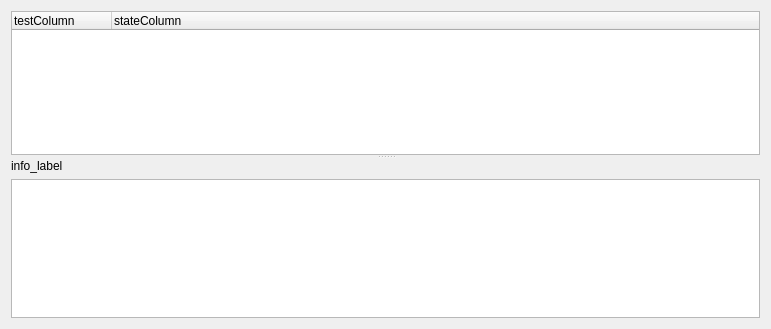
This is src/plugins/test_runner/src/ui/TestView.ui in violethaze74/ugene as Qt 5 draws it before an edit. The edited form follows.
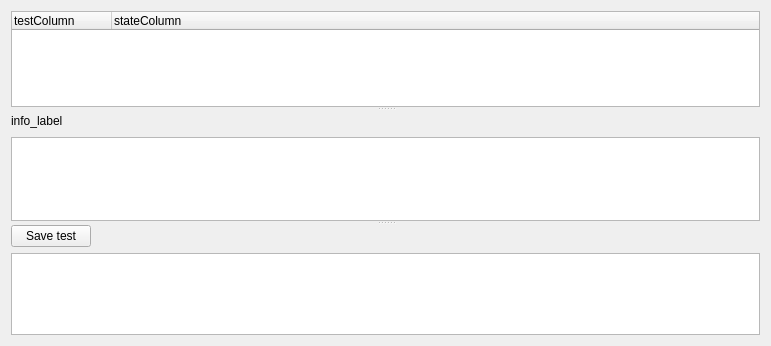
This is the edited form.

Diff of the .ui file:
```diff
--- a/src/plugins/test_runner/src/ui/TestView.ui
+++ b/src/plugins/test_runner/src/ui/TestView.ui
@@ -1,21 +1,21 @@
 <ui version="4.0" >
  <class>TestView</class>
- <widget class="QWidget" name="TestView" >
-  <property name="geometry" >
+ <widget class="QWidget" name="TestView">
+  <property name="geometry">
    <rect>
     <x>0</x>
     <y>0</y>
     <width>771</width>
-    <height>329</height>
+    <height>346</height>
    </rect>
   </property>
   <property name="windowTitle" >
    <string>utf_view_title</string>
   </property>
-  <layout class="QVBoxLayout" name="verticalLayout_2" >
+  <layout class="QVBoxLayout" name="verticalLayout_3">
    <item>
-    <widget class="QSplitter" name="splitter" >
-     <property name="orientation" >
+    <widget class="QSplitter" name="splitter">
+     <property name="orientation">
       <enum>Qt::Vertical</enum>
      </property>
      <property name="childrenCollapsible" >
@@ -33,17 +33,63 @@
        </property>
       </column>
      </widget>
-     <widget class="QWidget" name="layoutWidget" >
-      <layout class="QVBoxLayout" name="verticalLayout" >
+     <widget class="QWidget" name="layoutWidget">
+      <layout class="QVBoxLayout" name="verticalLayout_2">
        <item>
-        <widget class="QLabel" name="label" >
-         <property name="text" >
-          <string>info_label</string>
+        <layout class="QHBoxLayout" name="horizontalLayout">
+         <item>
+          <widget class="QLabel" name="label">
+           <property name="enabled">
+            <bool>true</bool>
+           </property>
+           <property name="sizePolicy">
+            <sizepolicy hsizetype="Preferred" vsizetype="Preferred">
+             <horstretch>0</horstretch>
+             <verstretch>0</verstretch>
+            </sizepolicy>
+           </property>
+           <property name="text">
+            <string>info_label</string>
+           </property>
+          </widget>
+         </item>
+         <item>
+          <spacer name="horizontalSpacer">
+           <property name="orientation">
+            <enum>Qt::Horizontal</enum>
+           </property>
+           <property name="sizeHint" stdset="0">
+            <size>
+             <width>40</width>
+             <height>20</height>
+            </size>
+           </property>
+          </spacer>
+         </item>
+        </layout>
+       </item>
+       <item>
+        <widget class="QTextEdit" name="contextInfoEdit"/>
+       </item>
+      </layout>
+     </widget>
+     <widget class="QWidget" name="layoutWidget">
+      <layout class="QVBoxLayout" name="verticalLayout">
+       <item>
+        <widget class="QPushButton" name="saveButton">
+         <property name="sizePolicy">
+          <sizepolicy hsizetype="Fixed" vsizetype="Fixed">
+           <horstretch>0</horstretch>
+           <verstretch>0</verstretch>
+          </sizepolicy>
+         </property>
+         <property name="text">
+          <string>Save test</string>
          </property>
         </widget>
        </item>
        <item>
-        <widget class="QTextEdit" name="contextInfoEdit" />
+        <widget class="QTextEdit" name="testEdit"/>
        </item>
       </layout>
      </widget>
```
Left out of the diff: 14 changed lines with no effect on the pictures.
